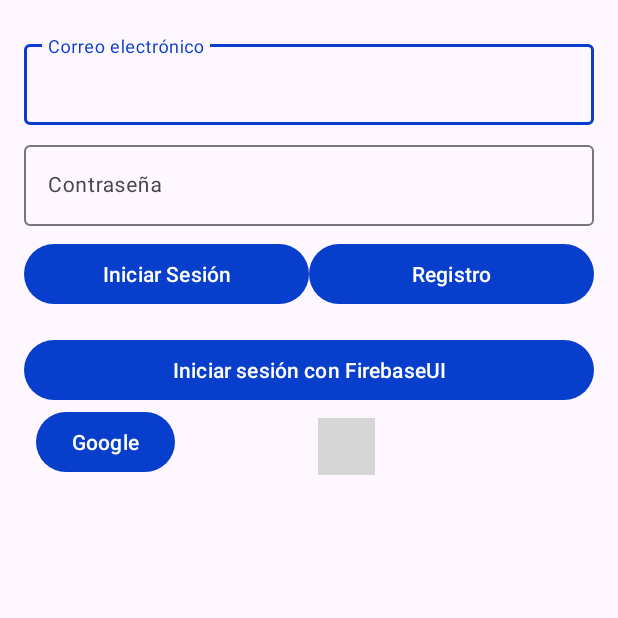
After one commit to Caronte2/Grupo-Alfa, an Android app: the CustomLoginActivity screen opened directly, with no data from a screen before it, on a phone screen of 412 x 824 dp, the top half of it. The commit adds this screen. Run offline under Robolectric (Android 15) with nearby library versions, the phone set to English and light mode, and no system bars; our stand-ins replace Firebase (no records; nobody signed in at launch, a user with empty details on screens opened directly); 1 statement that could not run was skipped; grey boxes are pictures that could not be loaded.

Commit message:
login supermegahiperdisfuncional

```diff
--- a/app/build.gradle.kts
+++ b/app/build.gradle.kts
@@ -39,7 +39,6 @@ dependencies {
     implementation("com.google.firebase:firebase-auth-ktx")
     implementation("com.google.android.gms:play-services-auth:20.7.0")
 
-
     implementation(libs.appcompat)
     implementation(libs.material)
     implementation(libs.activity)
--- /dev/null
+++ b/app/src/main/java/com/example/zapstation/CustomLoginActivity.java
@@ -0,0 +1,253 @@
+package com.example.zapstation;
+
+import android.app.ProgressDialog;
+import android.content.Intent;
+import android.os.Bundle;
+import android.view.View;
+import android.view.ViewGroup;
+import android.widget.Button;
+import android.widget.EditText;
+import android.widget.ImageView;
+import android.widget.Toast;
+
+import androidx.annotation.NonNull;
+import androidx.appcompat.app.AppCompatActivity;
+
+import com.google.android.gms.auth.api.signin.GoogleSignIn;
+import com.google.android.gms.auth.api.signin.GoogleSignInAccount;
+import com.google.android.gms.auth.api.signin.GoogleSignInClient;
+import com.google.android.gms.auth.api.signin.GoogleSignInOptions;
+import com.google.android.gms.common.api.ApiException;
+import com.google.android.gms.tasks.OnCompleteListener;
+import com.google.android.gms.tasks.Task;
+import com.google.android.material.snackbar.Snackbar;
+import com.google.android.material.textfield.TextInputLayout;
+import com.google.firebase.auth.AuthCredential;
+import com.google.firebase.auth.AuthResult;
+import com.google.firebase.auth.FirebaseAuth;
+import com.google.firebase.auth.FirebaseUser;
+import com.google.firebase.auth.GoogleAuthProvider;
+
+public class CustomLoginActivity extends AppCompatActivity {
+    private FirebaseAuth auth;
+    private FirebaseUser currentUser;
+    private ViewGroup contenedor;
+    private EditText etCorreo, etContraseña;
+    private TextInputLayout tilCorreo, tilContraseña;
+    private ProgressDialog dialogo;
+    //Google
+    private GoogleSignInClient googleSignInClient;
+    private static final int RC_GOOGLE_SIGN_IN = 123;
+
+    //Twitter
+    ImageView btnTwitter;
+
+    @Override
+    protected void onCreate(Bundle savedInstanceState) {
+        super.onCreate(savedInstanceState);
+        setContentView(R.layout.custom_login);
+
+        auth = FirebaseAuth.getInstance();
+        etCorreo = findViewById(R.id.correo);
+        etContraseña = findViewById(R.id.contraseña);
+        tilCorreo = findViewById(R.id.til_correo);
+        tilContraseña = findViewById(R.id.til_contraseña);
+        contenedor = findViewById(R.id.contenedor);
+        btnTwitter = findViewById(R.id.twitter);
+        dialogo = new ProgressDialog(this);
+        dialogo.setTitle("Verificando usuario");
+        dialogo.setMessage("Por favor espere...");
+
+        verificaSiUsuarioValidado();  // Verifica al iniciar si ya está logeado
+
+        GoogleSignInOptions gso = new GoogleSignInOptions.Builder(GoogleSignInOptions.DEFAULT_SIGN_IN)
+                .requestIdToken(getString(R.string.default_web_client_id))
+                .requestEmail()
+                .build();
+        googleSignInClient = GoogleSignIn.getClient(this, gso);
+
+        Button googleLoginButton = findViewById(R.id.googleLogin);
+
+        // Asigna el listener al botón
+        googleLoginButton.setOnClickListener(new View.OnClickListener() {
+            @Override
+            public void onClick(View v) {
+                autentificarGoogle(v);
+            }
+        });
+
+        btnTwitter.setOnClickListener(new View.OnClickListener() {
+            @Override
+            public void onClick(View v) {
+                Intent intent = new Intent(CustomLoginActivity.this, TwitterActivity.class);
+                intent.setFlags(Intent.FLAG_ACTIVITY_NO_ANIMATION);
+                startActivity(intent);
+            }
+        });
+    }
+
+    private void verificarCorreo(FirebaseUser user) {
+        if (user.isEmailVerified()) {
+            iniciarMainActivity();
+        } else {
+            boolean emailSent = getSharedPreferences("ZapStationPrefs", MODE_PRIVATE)
+                    .getBoolean("verificationEmailSent", false);
+            if (!emailSent) {
+                enviarCorreoVerificacion(user); // Solo envía si no se envió anteriormente
+                FirebaseAuth.getInstance().signOut();
+                Toast.makeText(this, "Verifica tu correo para continuar.", Toast.LENGTH_LONG).show();
+            } else {
+                Toast.makeText(this, "Ya se ha enviado un correo de verificación. Revisa tu bandeja de entrada.", Toast.LENGTH_LONG).show();
+            }
+        }
+    }
+
+
+
+    private void enviarCorreoVerificacion(FirebaseUser user) {
+        user.sendEmailVerification()
+                .addOnCompleteListener(task -> {
+                    if (task.isSuccessful()) {
+                        Toast.makeText(this, "Correo de verificación enviado a: " + user.getEmail(), Toast.LENGTH_LONG).show();
+                        // Almacena en SharedPreferences que se ha enviado el correo
+                        getSharedPreferences("ZapStationPrefs", MODE_PRIVATE)
+                                .edit()
+                                .putBoolean("verificationEmailSent", true)
+                                .apply();
+                    } else {
+                        Toast.makeText(this, "Error al enviar el correo: " + task.getException().getMessage(), Toast.LENGTH_LONG).show();
+                    }
+                });
+    }
+
+
+    public void inicioSesionCorreo(View v) {
+        if (verificaCampos()) {
+            dialogo.show();
+            auth.signInWithEmailAndPassword(etCorreo.getText().toString(), etContraseña.getText().toString())
+                    .addOnCompleteListener(task -> {
+                        dialogo.dismiss();
+                        if (task.isSuccessful()) {
+                            currentUser = auth.getCurrentUser();
+                            if (currentUser != null) verificarCorreo(currentUser);
+                        } else {
+                            mensaje(task.getException().getLocalizedMessage());
+                        }
+                    });
+        }
+    }
+
+    public void registroCorreo(View v) {
+        if (verificaCampos()) {
+            dialogo.show();
+            auth.createUserWithEmailAndPassword(etCorreo.getText().toString(), etContraseña.getText().toString())
+                    .addOnCompleteListener(task -> {
+                        dialogo.dismiss();
+                        if (task.isSuccessful()) {
+                            currentUser = auth.getCurrentUser();
+                            if (currentUser != null) enviarCorreoVerificacion(currentUser);
+                        } else {
+                            mensaje(task.getException().getLocalizedMessage());
+                        }
+                    });
+        }
+    }
+
+    public void autentificarGoogle(View v) {
+        Intent i = googleSignInClient.getSignInIntent();
+        startActivityForResult(i, RC_GOOGLE_SIGN_IN);
+    }
+
+    @Override
+    public void onActivityResult(int requestCode, int resultCode, Intent data) {
+        super.onActivityResult(requestCode, resultCode, data);
+        if (requestCode == RC_GOOGLE_SIGN_IN) {
+            Task<GoogleSignInAccount> task = GoogleSignIn.getSignedInAccountFromIntent(data);
+            try {
+                GoogleSignInAccount account = task.getResult(ApiException.class);
+                if (account != null) googleAuth(account.getIdToken());
+            } catch (ApiException e) {
+                mensaje("Error de autentificación con Google");
+            }
+        }
+    }
+
+    private void googleAuth(String idToken) {
+        AuthCredential credential = GoogleAuthProvider.getCredential(idToken, null);
+        // Usamos currentUser definido en la clase
+        FirebaseUser currentUser = FirebaseAuth.getInstance().getCurrentUser();
+
+        if (currentUser != null) {
+            // Si ya hay un usuario autenticado, intenta vincular la cuenta
+            currentUser.linkWithCredential(credential)
+                    .addOnCompleteListener(task -> {
+                        if (task.isSuccessful()) {
+                            // Actualizamos currentUser con el nuevo estado
+                            this.currentUser = FirebaseAuth.getInstance().getCurrentUser();
+                            verificarCorreo(this.currentUser);
+                        } else {
+                            mensaje(task.getException().getLocalizedMessage());
+                        }
+                    });
+        } else {
+            // Si no hay usuario autenticado, inicia sesión normalmente
+            auth.signInWithCredential(credential)
+                    .addOnCompleteListener(task -> {
+                        if (task.isSuccessful()) {
+                            // Actualizamos currentUser con el nuevo estado
+                            this.currentUser = auth.getCurrentUser();
+                            if (this.currentUser != null) verificarCorreo(this.currentUser);
+                        } else {
+                            mensaje(task.getException().getLocalizedMessage());
+                        }
+                    });
+        }
+    }
+
+
+    private void verificaSiUsuarioValidado() {
+        currentUser = auth.getCurrentUser();
+        if (currentUser != null && currentUser.isEmailVerified()) {
+            iniciarMainActivity();
+        } else if (currentUser != null) {
+            enviarCorreoVerificacion(currentUser);
+            FirebaseAuth.getInstance().signOut();
+            Toast.makeText(this, "Verifica tu correo para continuar.", Toast.LENGTH_LONG).show();
+        }
+    }
+
+    private void iniciarMainActivity() {
+        Toast.makeText(this, "Iniciando sesión...", Toast.LENGTH_SHORT).show();
+        // Reiniciar el estado de envío de correo al iniciar la actividad principal
+        getSharedPreferences("ZapStationPrefs", MODE_PRIVATE)
+                .edit()
+                .putBoolean("verificationEmailSent", false)
+                .apply();
+        Intent i = new Intent(this, MainActivity.class);
+        i.addFlags(Intent.FLAG_ACTIVITY_CLEAR_TOP | Intent.FLAG_ACTIVITY_NEW_TASK | Intent.FLAG_ACTIVITY_CLEAR_TASK);
+        startActivity(i);
+        finish();
+    }
+
+
+    private boolean verificaCampos() {
+        String correo = etCorreo.getText().toString();
+        String contraseña = etContraseña.getText().toString();
+        tilCorreo.setError("");
+        tilContraseña.setError("");
+
+        if (correo.isEmpty()) tilCorreo.setError("Introduce un correo");
+        else if (!correo.matches(".+@.+[.].+")) tilCorreo.setError("Correo no válido");
+        else if (contraseña.isEmpty()) tilContraseña.setError("Introduce una contraseña");
+        else if (contraseña.length() < 6) tilContraseña.setError("Debe contener al menos 6 caracteres");
+        else if (!contraseña.matches(".*[0-9].*")) tilContraseña.setError("Debe contener un número");
+        else if (!contraseña.matches(".*[A-Z].*")) tilContraseña.setError("Debe contener una letra mayúscula");
+        else return true;
+
+        return false;
+    }
+
+    private void mensaje(String mensaje) {
+        Snackbar.make(contenedor, mensaje, Snackbar.LENGTH_LONG).show();
+    }
+}
--- a/app/src/main/java/com/example/zapstation/MainActivity.java
+++ b/app/src/main/java/com/example/zapstation/MainActivity.java
@@ -115,7 +115,7 @@ public class MainActivity extends AppCompatActivity {
                     case 1:
                         return new Tab2();
                     case 2:
-                        return new Tab3(); // Home
+                        return new Tab3(); // Home / Hay dos clases tab3 y customlogin
                     case 3:
                         return new Tab4();
                     case 4:
@@ -127,7 +127,7 @@ public class MainActivity extends AppCompatActivity {
                     case 0:
                         return new Tab2(); // Map
                     case 1:
-                        return new Tab3(); // Home
+                        return new Tab3(); // Home / Hay dos clases tab3 y customlogin
                     case 2:
                         return new TabInfo(); // Info
                 }
--- a/app/src/main/java/com/example/zapstation/Tab3.java
+++ b/app/src/main/java/com/example/zapstation/Tab3.java
@@ -53,12 +53,12 @@ public class Tab3 extends Fragment {
 
             //Llamada LoginAcitivy para usar firebase en el inicio de seión
             loginButton.setOnClickListener(v -> {
-                Intent intent = new Intent(getActivity(), LoginActivity.class);
+                Intent intent = new Intent(getActivity(), CustomLoginActivity.class); //CustomLogin o Login para cambiar la logica de inicio de sesion
                 startActivity(intent);
             });
 
             registrarButton.setOnClickListener(v -> {
-                Intent intent = new Intent(getActivity(), LoginActivity.class);
+                Intent intent = new Intent(getActivity(), CustomLoginActivity.class);
                 startActivity(intent);
             });
         } else {
--- a/app/src/main/java/com/example/zapstation/Tab5.java
+++ b/app/src/main/java/com/example/zapstation/Tab5.java
@@ -58,10 +58,10 @@ public class Tab5 extends Fragment {
             public void onClick(View v) {
                 FirebaseUser usuario = FirebaseAuth.getInstance().getCurrentUser();
                 if (usuario != null) {
-                    mostrarDialogoRegistro();
+                    mostrarDialogoCerrarSesion();
                 } else {
                     // Muestra el diálogo si el usuario no está autenticado
-                    mostrarDialogoRegistro();
+                    mostrarDialogoCerrarSesion();
                 }
             }
         });
@@ -97,7 +97,7 @@ public class Tab5 extends Fragment {
     }
 
     // Método para mostrar el popup para confirmar si desea cerrar sesión
-    private void mostrarDialogoRegistro() {
+    private void mostrarDialogoCerrarSesion() {
         // Crear el AlertDialog
         AlertDialog.Builder builder = new AlertDialog.Builder(getActivity());
         builder.setTitle("Cerrar sesión");
--- /dev/null
+++ b/app/src/main/res/layout/custom_login.xml
@@ -0,0 +1,119 @@
+<?xml version="1.0" encoding="utf-8"?>
+<androidx.constraintlayout.widget.ConstraintLayout xmlns:android="http://schemas.android.com/apk/res/android"
+    xmlns:app="http://schemas.android.com/apk/res-auto"
+    android:layout_width="match_parent"
+    android:layout_height="match_parent">
+
+    <ScrollView
+        android:id="@+id/contenedor"
+        android:layout_width="match_parent"
+        android:layout_height="match_parent">
+
+        <androidx.constraintlayout.widget.ConstraintLayout
+            android:layout_width="match_parent"
+            android:layout_height="match_parent"
+            android:layout_margin="16dp">
+
+            <com.google.android.material.textfield.TextInputLayout
+                android:id="@+id/til_correo"
+                android:layout_width="match_parent"
+                android:layout_height="wrap_content"
+                android:layout_marginTop="8dp"
+                android:minHeight="?android:attr/actionBarSize"
+                android:transitionGroup="true"
+                app:layout_constraintLeft_toLeftOf="parent"
+                app:layout_constraintTop_toTopOf="parent">
+
+                <EditText
+                    android:id="@+id/correo"
+                    android:layout_width="match_parent"
+                    android:layout_height="wrap_content"
+                    android:hint="Correo electrónico"
+                    android:imeOptions="actionNext"
+                    android:inputType="textEmailAddress"
+                    android:textSize="14sp" />
+            </com.google.android.material.textfield.TextInputLayout>
+
+            <com.google.android.material.textfield.TextInputLayout
+                android:id="@+id/til_contraseña"
+                android:layout_width="match_parent"
+                android:layout_height="wrap_content"
+                android:layout_marginTop="8dp"
+                android:minHeight="?android:attr/actionBarSize"
+                android:transitionGroup="true"
+                app:layout_constraintLeft_toLeftOf="parent"
+                app:layout_constraintTop_toBottomOf="@+id/til_correo">
+
+                <EditText
+                    android:id="@+id/contraseña"
+                    android:layout_width="match_parent"
+                    android:layout_height="wrap_content"
+                    android:hint="Contraseña"
+                    android:imeOptions="actionDone"
+                    android:inputType="textPassword"
+                    android:textSize="14sp" />
+            </com.google.android.material.textfield.TextInputLayout>
+
+            <Button
+                android:id="@+id/inicio_sesion"
+                android:layout_width="0dp"
+                android:layout_height="wrap_content"
+                android:layout_marginTop="8dp"
+                android:onClick="inicioSesionCorreo"
+                android:text="Iniciar Sesión"
+                app:layout_constraintLeft_toLeftOf="parent"
+                app:layout_constraintRight_toLeftOf="@+id/registro"
+                app:layout_constraintTop_toBottomOf="@id/til_contraseña" />
+
+            <Button
+                android:id="@+id/registro"
+                android:layout_width="0dp"
+                android:layout_height="wrap_content"
+                android:onClick="registroCorreo"
+                android:text="Registro"
+                app:layout_constraintLeft_toRightOf="@+id/inicio_sesion"
+                app:layout_constraintRight_toRightOf="parent"
+                app:layout_constraintTop_toTopOf="@+id/inicio_sesion" />
+
+            <Button
+                android:id="@+id/firebase_ui"
+                android:layout_width="match_parent"
+                android:layout_height="wrap_content"
+                android:layout_marginTop="16dp"
+                android:onClick="firebaseUI"
+                android:text="Iniciar sesión con FirebaseUI"
+                app:layout_constraintLeft_toLeftOf="parent"
+                app:layout_constraintRight_toRightOf="parent"
+                app:layout_constraintTop_toBottomOf="@+id/inicio_sesion" />
+
+            <Button
+                android:id="@+id/googleLogin"
+                android:layout_width="wrap_content"
+                android:layout_height="wrap_content"
+                android:layout_marginEnd="239dp"
+                android:text="Google"
+                app:layout_constraintEnd_toEndOf="@+id/firebase_ui"
+                app:layout_constraintHorizontal_bias="0.164"
+                app:layout_constraintStart_toStartOf="@+id/firebase_ui"
+                app:layout_constraintTop_toBottomOf="@+id/firebase_ui" />
+
+            <ImageView
+                android:id="@+id/twitter"
+                android:layout_width="38dp"
+                android:layout_height="38dp"
+                android:layout_marginTop="8dp"
+                android:layout_marginEnd="146dp"
+                android:foregroundTint="#000000"
+                app:layout_constraintEnd_toEndOf="@+id/firebase_ui"
+                app:layout_constraintHorizontal_bias="1.0"
+                app:layout_constraintStart_toStartOf="@+id/firebase_ui"
+                app:layout_constraintTop_toBottomOf="@+id/firebase_ui"
+                app:srcCompat="@drawable/fui_ic_twitter_bird_white_24dp"
+                app:tint="#03A9F4" />
+
+
+        </androidx.constraintlayout.widget.ConstraintLayout>
+
+    </ScrollView>
+
+</androidx.constraintlayout.widget.ConstraintLayout>
```
Also changed, not shown: app/src/main/AndroidManifest.xml (+14 -5 lines), app/src/main/java/com/example/zapstation/TwitterActivity.java (added, +104 -0 lines), app/src/main/res/layout/activity_twitter.xml (added, +11 -0 lines).
